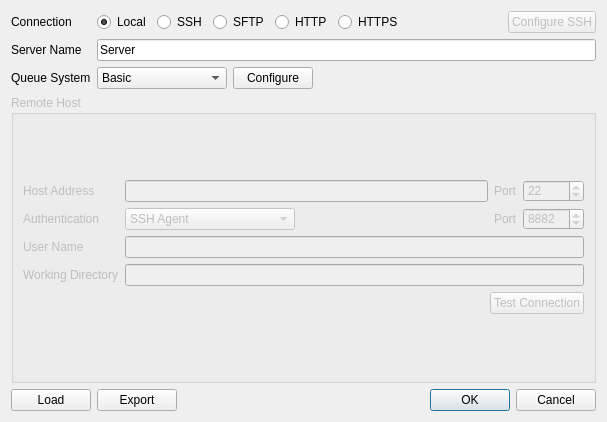
nutjunkie/IQmol3, file src/Process/ServerConfigurationDialog.ui: the form before one commit.
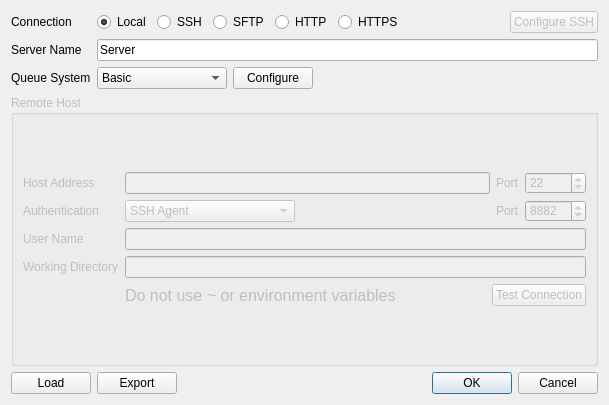
The form after the commit.

Commit message: Added configure script

```diff
--- a/src/Process/ServerConfigurationDialog.ui
+++ b/src/Process/ServerConfigurationDialog.ui
@@ -9,8 +9,8 @@
    <rect>
     <x>0</x>
     <y>0</y>
-    <width>607</width>
-    <height>422</height>
+    <width>609</width>
+    <height>405</height>
    </rect>
   </property>
   <property name="sizePolicy">
@@ -420,6 +420,18 @@
         </item>
         <item row="4" column="1">
          <layout class="QHBoxLayout" name="horizontalLayout_3">
+          <item>
+           <widget class="QLabel" name="label_5">
+            <property name="font">
+             <font>
+              <pointsize>12</pointsize>
+             </font>
+            </property>
+            <property name="text">
+             <string>Do not use ~ or environment variables</string>
+            </property>
+           </widget>
+          </item>
           <item>
            <spacer name="horizontalSpacer_4">
             <property name="orientation">
```
Left out of the diff: 2 changed lines with no effect on the pictures. The commit also changes 2 other files.
